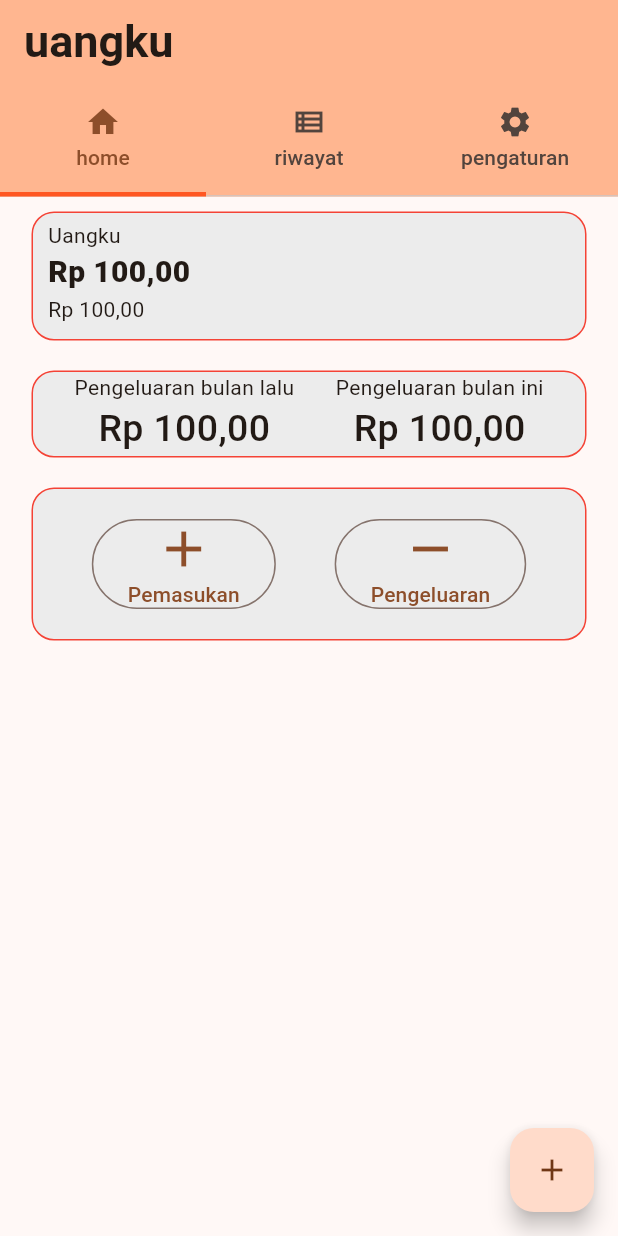
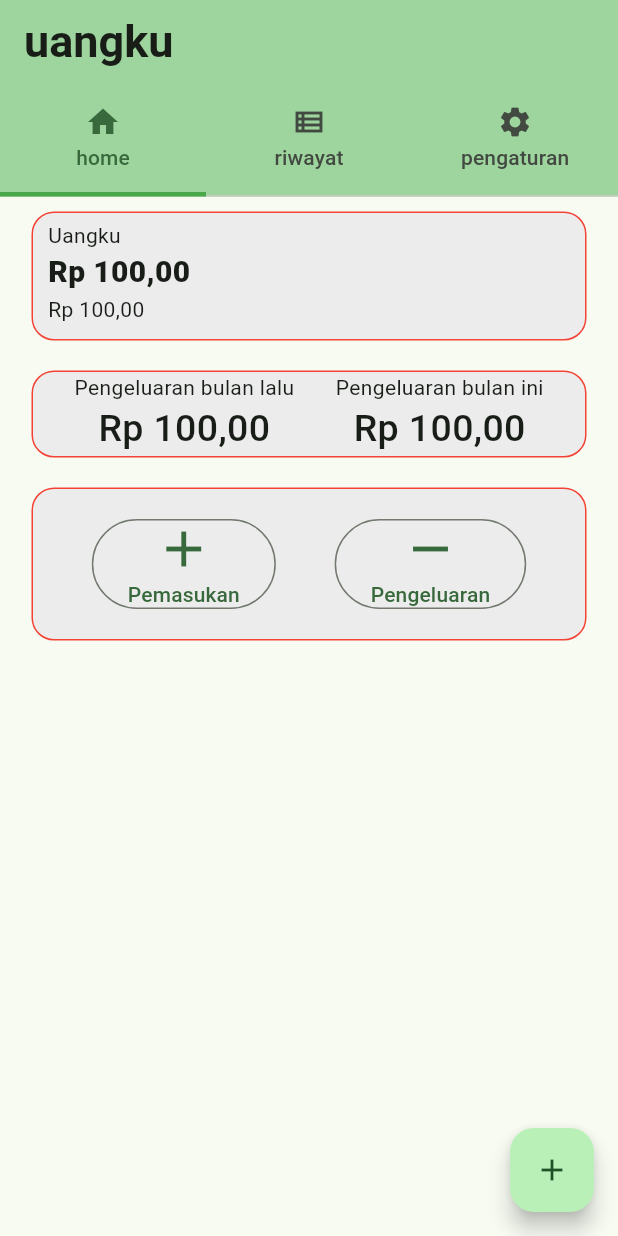
Before and after one commit to RidhoAji921/uangku_app, a Flutter app: the screen it shows after launch, on a phone screen of 412 x 824 dp. Run offline on Flutter 3.47's test engine with Material 2 defaults, Android fonts, the phone set to English and light mode, and no system bars.

Commit message:
change theme

```diff
--- a/lib/main.dart
+++ b/lib/main.dart
@@ -17,7 +17,7 @@ class MyApp extends StatelessWidget {
       debugShowCheckedModeBanner: false,
       title: 'Flutter Demo',
       theme: ThemeData(
-        colorScheme: ColorScheme.fromSeed(seedColor: const Color.fromARGB(255, 222, 111, 43)),
+        colorScheme: ColorScheme.fromSeed(seedColor: Color.fromARGB(255, 153, 215, 153)),
         useMaterial3: true,
       ),
       home: const MyHomePage(title: 'uangku'),
@@ -58,7 +58,7 @@ class _MyHomePageState extends State<MyHomePage> {
           backgroundColor: Theme.of(context).colorScheme.inversePrimary,
           title: Text(widget.title, style: const TextStyle(fontSize: 30, fontWeight: FontWeight.bold)),
           bottom: TabBar(
-            indicatorColor: Colors.deepOrange,
+            indicatorColor: Color.fromARGB(255, 73, 168, 73),
             indicatorSize: TabBarIndicatorSize.tab,
             indicatorWeight: 3,
             tabs: tabs,
```
